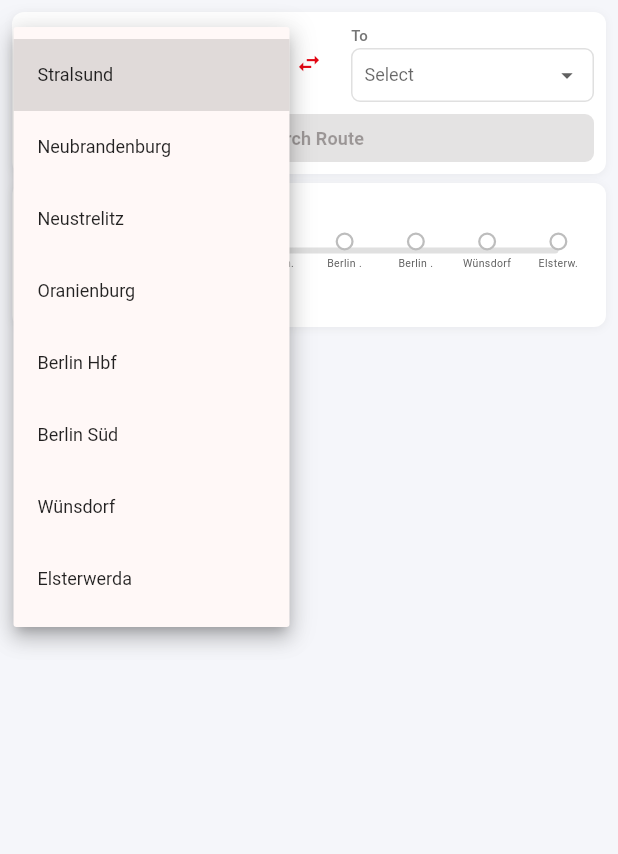
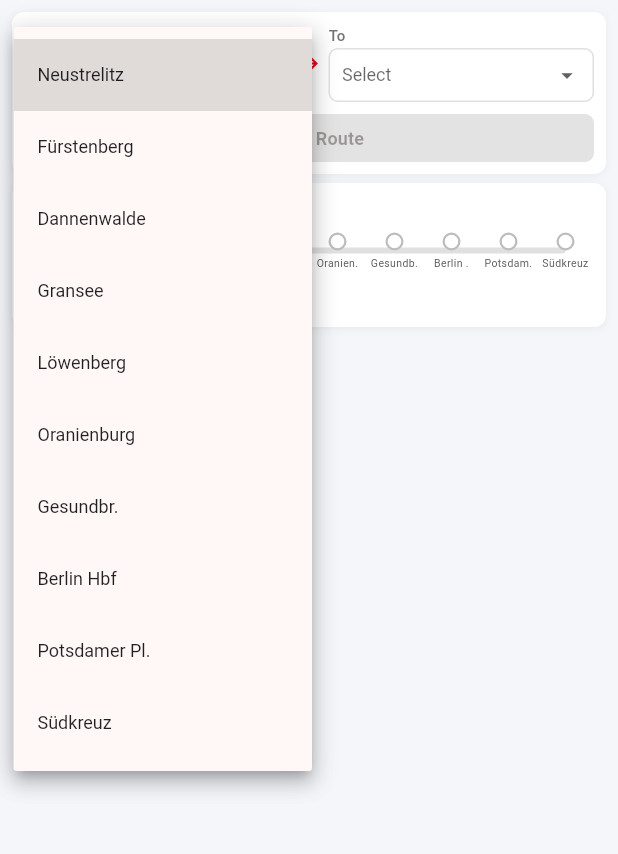
Before and after one commit to heijang/predicting-public-transit-seat-availability, a Flutter app: the screen it shows after launch, after a tap on "Select", on a phone screen of 412 x 824 dp, the part 66-920 px from its top. Run offline on Flutter 3.47's test engine with Material 3 defaults, Android fonts, the phone set to English and light mode, and no system bars; our stand-ins replace geolocator.

Commit message:
Fix frontend - apply station list and dept_id, limit train direction

```diff
--- a/app/front/lib/data/station_data.dart
+++ b/app/front/lib/data/station_data.dart
@@ -8,16 +8,18 @@ class StationData {
   static const String lineName = 'RE5';
   static const Color lineColor = Color(0xFFE30613); // DB Red
 
-  // Berlin RE5 major stations
+  // RE5 Train Route stations
   static const List<Map<String, dynamic>> _stationList = [
-    {'stopId': 'RE5-01', 'name': 'Stralsund'},
-    {'stopId': 'RE5-02', 'name': 'Neubrandenburg'},
-    {'stopId': 'RE5-03', 'name': 'Neustrelitz'},
-    {'stopId': 'RE5-04', 'name': 'Oranienburg'},
-    {'stopId': 'RE5-05', 'name': 'Berlin Hbf'},
-    {'stopId': 'RE5-06', 'name': 'Berlin Süd'},
-    {'stopId': 'RE5-07', 'name': 'Wünsdorf'},
-    {'stopId': 'RE5-08', 'name': 'Elsterwerda'},
+    {'stopId': '900550001', 'name': 'Neustrelitz'},
+    {'stopId': '900550232', 'name': 'Fürstenberg'},
+    {'stopId': '900550231', 'name': 'Dannenwalde'},
+    {'stopId': '900550230', 'name': 'Gransee'},
+    {'stopId': '900550229', 'name': 'Löwenberg'},
+    {'stopId': '900550228', 'name': 'Oranienburg'},
+    {'stopId': '900550227', 'name': 'Gesundbr.'},
+    {'stopId': '900550226', 'name': 'Berlin Hbf'},
+    {'stopId': '900550225', 'name': 'Potsdamer Pl.'},
+    {'stopId': '900550224', 'name': 'Südkreuz'},
   ];
 
   static List<Station> getStations() {
@@ -47,11 +49,10 @@ class StationData {
 
     if (fromIndex == -1 || toIndex == -1) return [];
 
-    if (fromIndex <= toIndex) {
-      return stations.sublist(fromIndex, toIndex + 1);
-    } else {
-      return stations.sublist(toIndex, fromIndex + 1).reversed.toList();
-    }
+    // Only forward direction supported
+    final startIdx = fromIndex < toIndex ? fromIndex : toIndex;
+    final endIdx = fromIndex < toIndex ? toIndex : fromIndex;
+    return stations.sublist(startIdx, endIdx + 1);
   }
 
   static int getEstimatedTravelTime(String fromStopId, String toStopId) {
@@ -61,7 +62,7 @@ class StationData {
 
   static List<TrainArrival> _generateMockArrivals() {
     final random = Random();
-    final destinations = ['Stralsund', 'Wünsdorf', 'Elsterwerda', 'Rostock'];
+    final destinations = ['Neustrelitz', 'Südkreuz', 'Berlin Hbf', 'Oranienburg'];
     final destination = destinations[random.nextInt(destinations.length)];
 
     return [
--- a/app/front/lib/screens/home_screen.dart
+++ b/app/front/lib/screens/home_screen.dart
@@ -40,6 +40,7 @@ class _HomeScreenState extends State<HomeScreen> {
       } else if (_arrivalStation == null) {
         if (station.stopId != _departureStation!.stopId) {
           _arrivalStation = station;
+          _ensureForwardDirection();
           _updateRoute();
         }
       } else {
@@ -51,8 +52,20 @@ class _HomeScreenState extends State<HomeScreen> {
     });
   }
 
+  // Ensure stations are in forward direction (lower index -> higher index)
+  void _ensureForwardDirection() {
+    if (_departureStation != null && _arrivalStation != null) {
+      if (_departureStation!.orderIndex > _arrivalStation!.orderIndex) {
+        final temp = _departureStation;
+        _departureStation = _arrivalStation;
+        _arrivalStation = temp;
+      }
+    }
+  }
+
   void _updateRoute() {
     if (_departureStation != null && _arrivalStation != null) {
+      _ensureForwardDirection();
       _route = StationData.getRouteBetween(
         _departureStation!.stopId,
         _arrivalStation!.stopId,
@@ -67,15 +80,6 @@ class _HomeScreenState extends State<HomeScreen> {
         _updateRoute();
       });
     }
-  }
-
-  void _swapStations() {
-    setState(() {
-      final temp = _departureStation;
-      _departureStation = _arrivalStation;
-      _arrivalStation = temp;
-      _updateRoute();
-    });
   }
 
   @override
@@ -171,15 +175,10 @@ class _HomeScreenState extends State<HomeScreen> {
                     ),
                     Padding(
                       padding: const EdgeInsets.symmetric(horizontal: 4),
-                      child: IconButton(
-                        onPressed: _swapStations,
-                        icon: const Icon(Icons.swap_horiz, size: 18),
+                      child: Icon(
+                        Icons.arrow_forward,
+                        size: 18,
                         color: StationData.lineColor,
-                        padding: EdgeInsets.zero,
-                        constraints: const BoxConstraints(
-                          minWidth: 32,
-                          minHeight: 32,
-                        ),
                       ),
                     ),
                     Expanded(
@@ -239,9 +238,8 @@ class _HomeScreenState extends State<HomeScreen> {
                 ),
                 Padding(
                   padding: const EdgeInsets.symmetric(horizontal: 12),
-                  child: IconButton(
-                    onPressed: _swapStations,
-                    icon: const Icon(Icons.swap_horiz),
+                  child: Icon(
+                    Icons.arrow_forward,
                     color: StationData.lineColor,
                   ),
                 ),
--- a/requirements.txt
+++ b/requirements.txt
@@ -4,3 +4,5 @@ scikit-learn>=1.3.0
 joblib>=1.3.0
 matplotlib>=3.7.0
 seaborn>=0.12.0
+gtfs-realtime-bindings>=1.0.0
+requests>=2.28.0
```
Also changed, not shown: app/front/lib/widgets/train_arrival_card.dart (+1 -10 lines), 1 other file.
